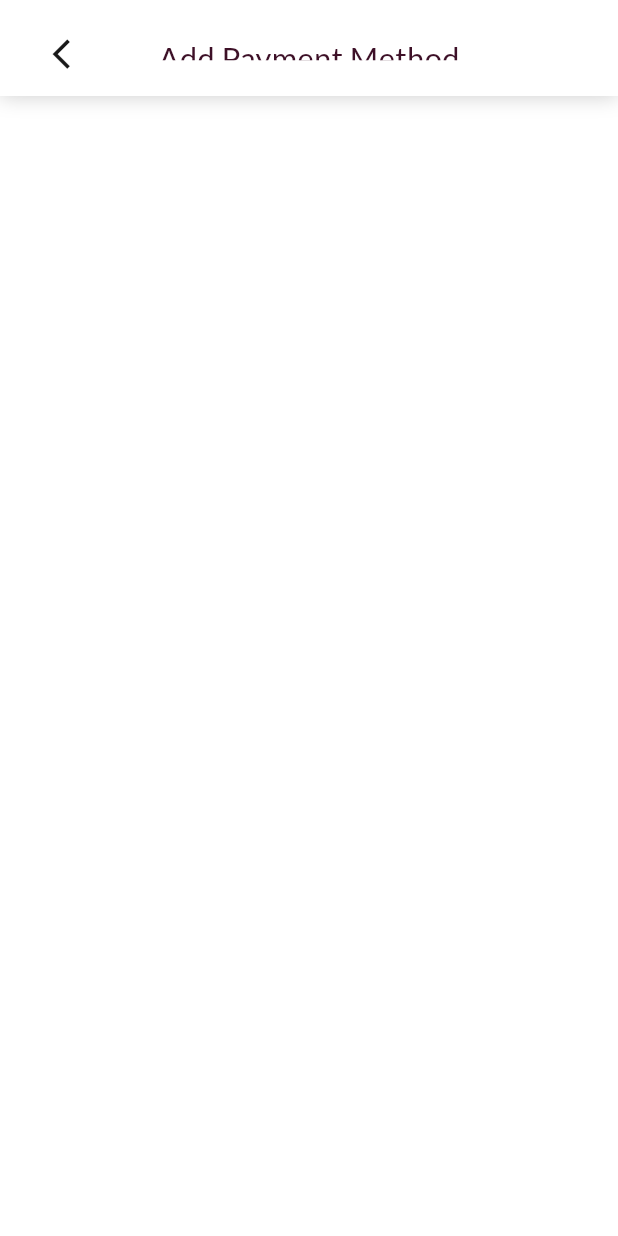
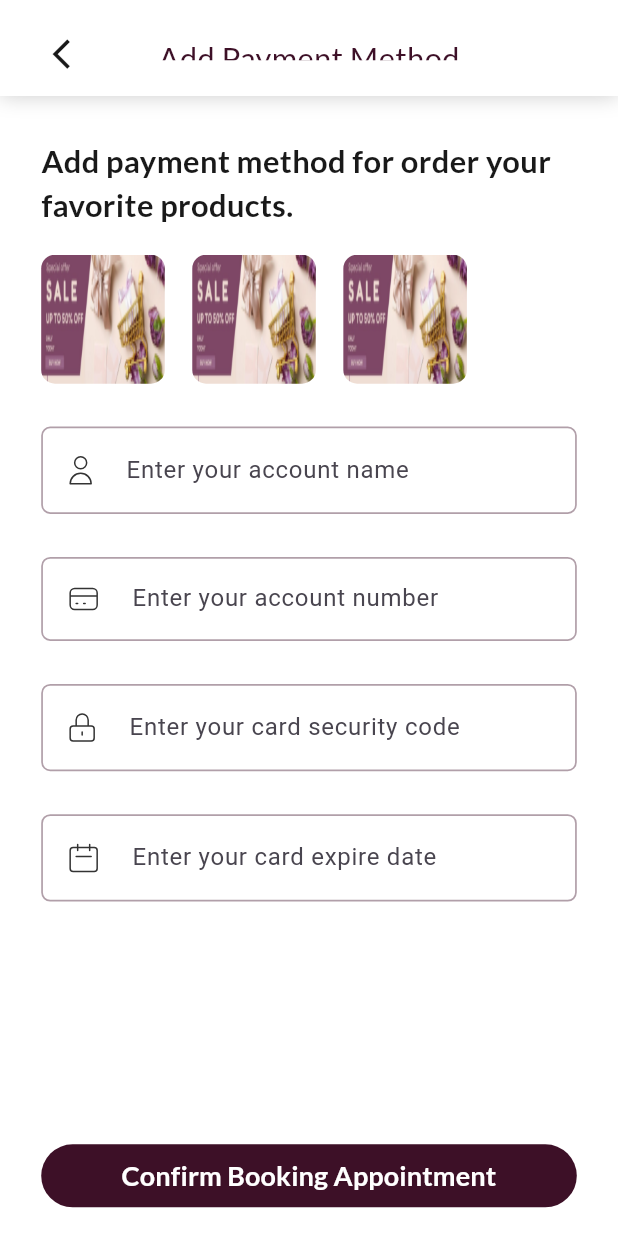
Before and after one commit to nahiduzzaman11/BarBar-App, a Flutter app: the AddPaymentScreen screen opened by its route, on a phone screen of 412 x 824 dp. Run offline on Flutter 3.47's test engine with Material 3 defaults, Android fonts, the light colour scheme and no system bars; our stand-ins replace carousel_slider, dots_indicator, flutter_screenutil, flutter_svg, get, google_fonts and 1 more.

Commit message:
add_payment_screen develop

```diff
--- a/lib/core/route/app_route.dart
+++ b/lib/core/route/app_route.dart
@@ -6,6 +6,7 @@ import 'package:barbar_app/view/screesns/auth/sign_in/sign_in_screen.dart';
 import 'package:barbar_app/view/screesns/auth/sign_up/sign_up_screen.dart';
 import 'package:barbar_app/view/screesns/auth/verify_email/verify_email_screen.dart';
 import 'package:barbar_app/view/screesns/booking_payment/add_payment_screen.dart';
+import 'package:barbar_app/view/screesns/booking_payment/confirm_appointment_screen.dart';
 import 'package:barbar_app/view/screesns/booking_payment/confirm_booking_screen.dart';
 import 'package:barbar_app/view/screesns/booking_payment/select_date_time_screen.dart';
 import 'package:barbar_app/view/screesns/forget/forget_password/forget_password_screen.dart';
@@ -50,6 +51,7 @@ class AppRoute {
   static const String selectDateTimeScreen = "/select_date_time_screen";
   static const String confirmBookingScreen = "/confirm_booking_screen";
   static const String addPaymentScreen = "/add_payment_screen";
+  static const String confirmAppointmentScreen = "/confirm_appointment_screen";
 
   static List<GetPage> routes = [
     GetPage(name: splashScreen, page: ()=> const SplashScreen()),
@@ -76,6 +78,7 @@ class AppRoute {
     GetPage(name: selectDateTimeScreen, page: ()=>  const SelectDateTime()),
     GetPage(name: confirmBookingScreen, page: ()=>  const ConfirmBookingScreen()),
     GetPage(name: addPaymentScreen, page: ()=>  const AddPaymentScreen()),
+    GetPage(name: confirmAppointmentScreen, page: ()=>  const ConfirmAppointment()),
     GetPage(name: salonDetailsScreen, page: ()=>  const SalonsDetailsScreen()),
   ];
 }
--- a/lib/utils/icons/app_icons.dart
+++ b/lib/utils/icons/app_icons.dart
@@ -15,6 +15,7 @@ class AppIcons {
   static const String password = "$basePath/password.svg";
   static const String phone = "$basePath/phone.svg";
   static const String user = "$basePath/user.svg";
+  static const String card = "$basePath/card.svg";
 
 
   static const String bell = "$basePath/bell.png";
--- a/lib/view/screesns/booking_payment/add_payment_screen.dart
+++ b/lib/view/screesns/booking_payment/add_payment_screen.dart
@@ -1,6 +1,12 @@
+import 'package:barbar_app/core/route/app_route.dart';
 import 'package:barbar_app/utils/colors/app_colors.dart';
+import 'package:barbar_app/utils/icons/app_icons.dart';
+import 'package:barbar_app/utils/images/app_images.dart';
 import 'package:barbar_app/view/widgets/app_bar/custom_app_bar.dart';
+import 'package:barbar_app/view/widgets/button/custom_button.dart';
+import 'package:barbar_app/view/widgets/image/custom_image.dart';
 import 'package:barbar_app/view/widgets/text/custom_text.dart';
+import 'package:barbar_app/view/widgets/textfield/custom_textfield.dart';
 import 'package:flutter/material.dart';
 import 'package:flutter_screenutil/flutter_screenutil.dart';
 import 'package:get/get.dart';
@@ -11,7 +17,6 @@ class AddPaymentScreen extends StatelessWidget {
   @override
   Widget build(BuildContext context) {
     ScreenUtil.init(context);
-    var width = MediaQuery.of(context).size.width;
     return SafeArea(
       top: true,
       child: Scaffold(
@@ -42,6 +47,58 @@ class AddPaymentScreen extends StatelessWidget {
             ],
           ),
         ),
+        body: SingleChildScrollView(
+          padding: EdgeInsets.symmetric(horizontal: 24.w, vertical: 24.h),
+          physics: const ClampingScrollPhysics(),
+          child: Column(
+            crossAxisAlignment: CrossAxisAlignment.start,
+            children: [
+              CustomText(
+                  text: "Add payment method for order your favorite products.",
+                  bottom: 16.h,
+                  fontSize: 18.sp,
+                  maxLines: 2,
+                  textAlign: TextAlign.start,
+                  fontWeight: FontWeight.w600),
+              SizedBox(
+                height: 72.h,
+                child: ListView.builder(
+                  shrinkWrap: true,
+                  scrollDirection: Axis.horizontal,
+                  itemCount: 3,
+                  itemBuilder: (context, index) {
+                    return Container(
+                      height: 72.h, width: 72.w,
+                      margin: EdgeInsets.only(right: 16.w),
+                      decoration: BoxDecoration(
+                        borderRadius: BorderRadius.circular(8.r),
+                        image: const DecorationImage(image: AssetImage(AppImages.banner),fit: BoxFit.fill)
+                      ),
+                    );
+                  },
+                ),
+              ),
+              SizedBox(height: 24.h),
+              const CustomTextField(hintText: "Enter your account name",
+              prefixIcon: CustomImage(imageSrc: AppIcons.user,imageType: ImageType.svg,imageColor: AppColors.white_20),),
+              SizedBox(height: 24.h),
+              const CustomTextField(hintText: "Enter your account number",
+                prefixIcon: CustomImage(imageSrc: AppIcons.card,imageType: ImageType.svg,imageColor: AppColors.white_20),),
+              SizedBox(height: 24.h),
+              const CustomTextField(hintText: "Enter your card security code",
+                prefixIcon: CustomImage(imageSrc: AppIcons.password,imageType: ImageType.svg,imageColor: AppColors.white_20),),
+              SizedBox(height: 24.h),
+              const CustomTextField(hintText: "Enter your card expire date", textInputAction: TextInputAction.done,
+                prefixIcon: CustomImage(imageSrc: AppIcons.appointment,imageType: ImageType.svg,imageColor: AppColors.white_20),),
+            ],
+          ),
+        ),
+        bottomNavigationBar: Padding(
+          padding: EdgeInsets.symmetric(horizontal: 24.w,vertical: 16.h),
+          child: CustomElevatedButton(onPressed: (){
+            Get.toNamed(AppRoute.confirmAppointmentScreen);
+          }, titleText: "Confirm Booking Appointment"),
+        ),
       ),
     );
   }
```
Also changed, not shown: lib/view/screesns/booking_payment/confirm_appointment_screen.dart (added, +49 -0 lines), assets/icons/card.svg (added).
